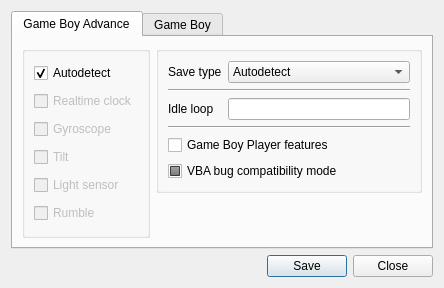
The window that src/platform/qt/OverrideView.ui (mgba-emu/mgba) describes before a commit, drawn with Qt 5.
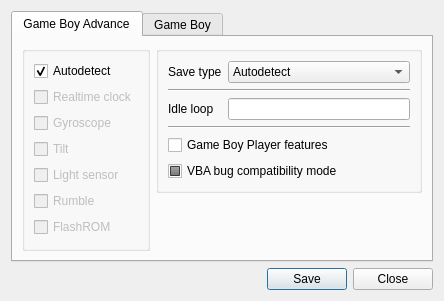
The same window after the commit.

Commit message: Add FlashROM support - somewhat functional but flakey

```diff
--- a/src/platform/qt/OverrideView.ui
+++ b/src/platform/qt/OverrideView.ui
@@ -96,6 +96,16 @@
             </property>
            </widget>
           </item>
+		  <item>
+           <widget class="QCheckBox" name="hwFlashROM">
+            <property name="enabled">
+             <bool>false</bool>
+            </property>
+            <property name="text">
+             <string>FlashROM</string>
+            </property>
+           </widget>
+          </item>
          </layout>
         </widget>
        </item>
```
The commit also changes 12 other files.
